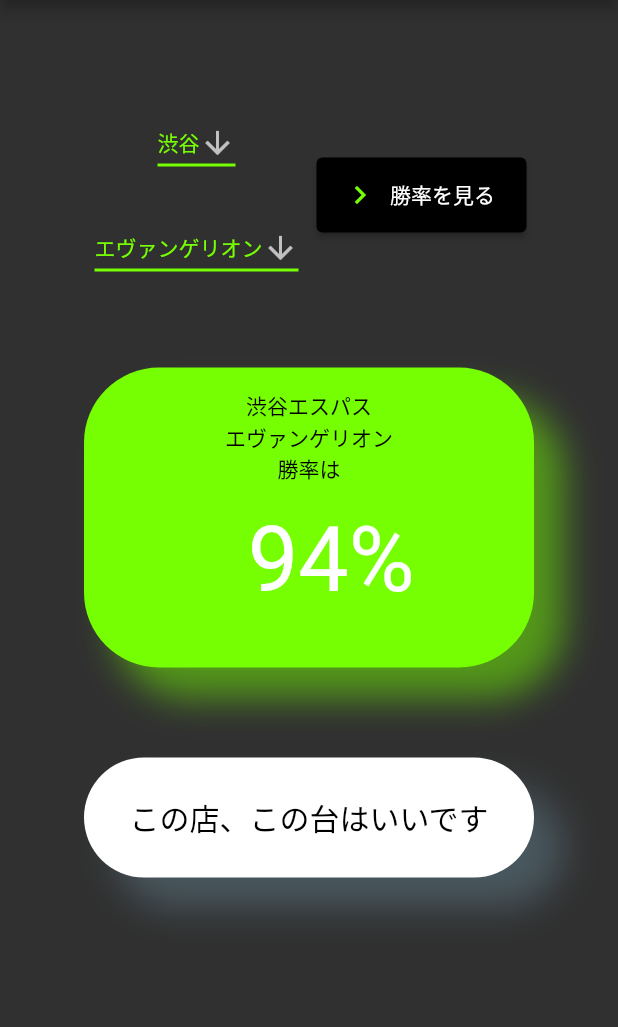
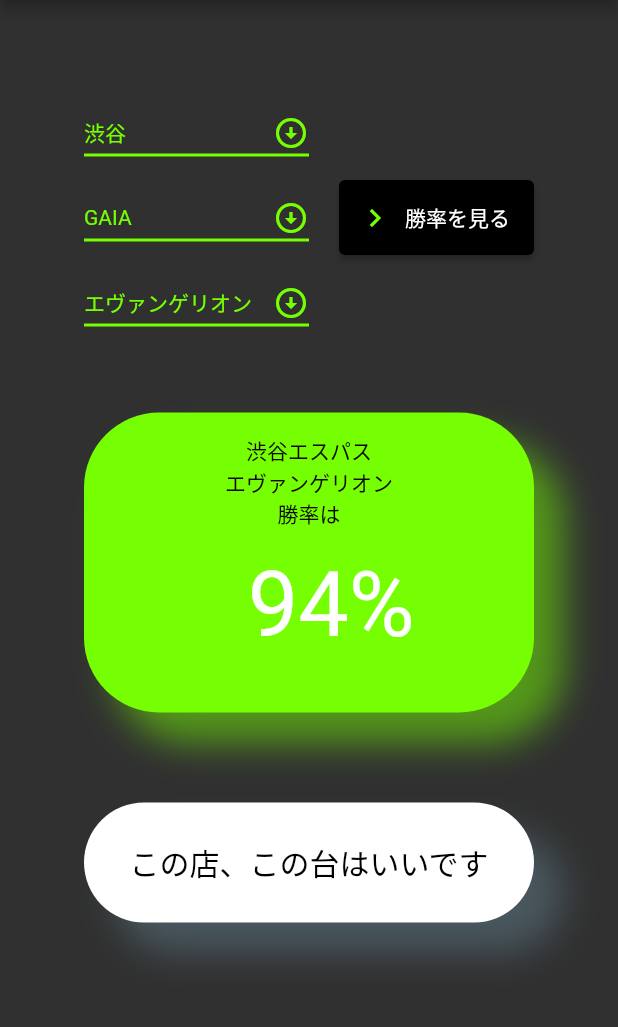
Before and after one commit to YudaiShimizu-hand/pachpach, a Flutter app: the DataPage screen opened by its route, on a phone screen of 412 x 824 dp, the part 84-1111 px from its top. Run offline on Flutter 3.47's test engine with Material 2 defaults, Android fonts, the phone set to English and light mode, and no system bars; our stand-ins replace syncfusion_flutter_calendar.

Commit message:
refactor data

```diff
--- a/lib/components/input.dart
+++ b/lib/components/input.dart
@@ -7,7 +7,7 @@ class InputCmp extends StatelessWidget {
   Widget build(BuildContext context) {
     return SizedBox(
       width: 200,
-      height: 50,
+      height: 30,
       child: TextField(
         keyboardType: keyTyp,
         style: TextStyle(
--- a/lib/screens/data.dart
+++ b/lib/screens/data.dart
@@ -12,8 +12,10 @@ class DataPage extends StatefulWidget {
 
 class _DataPage extends State<DataPage> {
   static const List<String> plList = <String>["渋谷", '新宿', '池袋', '品川'];
+  static const List<String> shopList = <String>["GAIA", 'エスパス', '楽園'];
   static const List<String> machineList = <String>["エヴァンゲリオン", 'ジャグラー', 'ウニコーン', '大工の源さん'];
   String dropdownPlace = plList.first;
+  String dropdownShop = shopList.first;
   String dropdownMachine = machineList.first;
   @override
   Widget build(BuildContext context) {
@@ -27,7 +29,7 @@ class _DataPage extends State<DataPage> {
             ),
             Container(
               width: 300,
-              height: 200,
+              height: 230,
               child: Row(
                 children: <Widget>[
                   Expanded(
@@ -38,7 +40,8 @@ class _DataPage extends State<DataPage> {
                           children: <Widget>[
                               DropdownButton<String>(
                               value: dropdownPlace,
-                                icon: const Icon(Icons.arrow_downward),
+                                icon: const Icon(Icons.arrow_circle_down, color: Color(KbaseColor),),
+                                isExpanded: true,
                                 elevation: 16,
                                 style: const TextStyle(color: Color(KbaseColor)),
                                 underline: Container(
@@ -59,8 +62,32 @@ class _DataPage extends State<DataPage> {
                                 }).toList(),
                               ),
                             DropdownButton<String>(
+                              value: dropdownShop,
+                              icon: const Icon(Icons.arrow_circle_down, color: Color(KbaseColor)),
+                              isExpanded: true,
+                              elevation: 16,
+                              style: const TextStyle(color: Color(KbaseColor)),
+                              underline: Container(
+                                height: 2,
+                                color: Color(KbaseColor),
+                              ),
+                              onChanged: (String? value) {
+                                // This is called when the user selects an item.
+                                setState(() {
+                                  dropdownShop = value!;
+                                });
+                              },
+                              items: shopList.map<DropdownMenuItem<String>>((String value) {
+                                return DropdownMenuItem<String>(
+                                  value: value,
+                                  child: Text(value),
+                                );
+                              }).toList(),
+                            ),
+                            DropdownButton<String>(
                               value: dropdownMachine,
-                              icon: const Icon(Icons.arrow_downward),
+                              icon: const Icon(Icons.arrow_circle_down, color: Color(KbaseColor)),
+                              isExpanded: true,
                               elevation: 16,
                               style: const TextStyle(color: Color(KbaseColor)),
                               underline: Container(
@@ -85,7 +112,7 @@ class _DataPage extends State<DataPage> {
                   )),
                   Expanded(
                       child: Container(
-                        margin: EdgeInsets.all(5),
+                        margin: EdgeInsets.only(left: 20),
                         child: ElevatedButton.icon(
                           onPressed: (){
                           },
```
Also changed, not shown: lib/screens/record.dart (+9 -0 lines).
